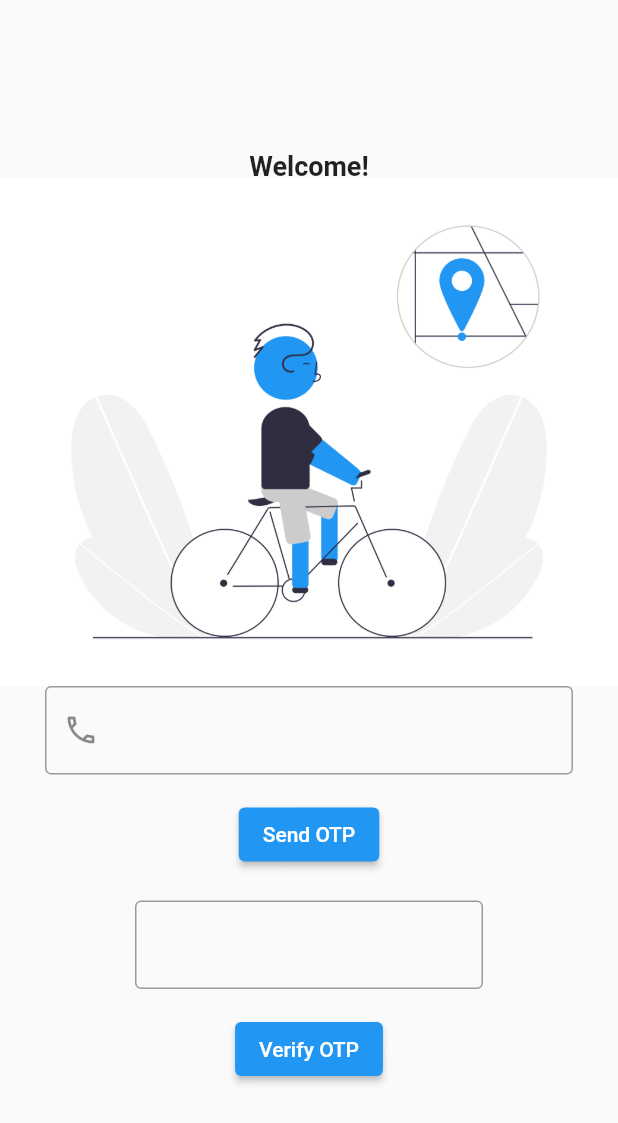
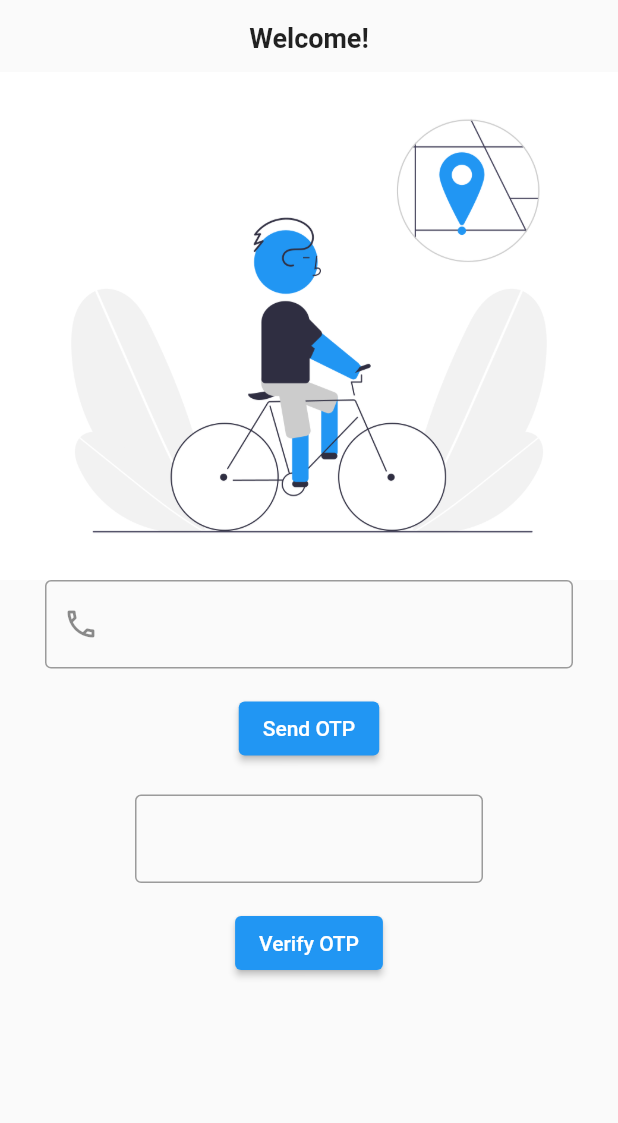
Before and after one commit to Mayuresh-G-Mhatre/public-bicycle-sharing-2, a Flutter app: the DefaultHomeScreen screen opened directly, in the side drawer, after a tap on "Logout", on a phone screen of 412 x 824 dp. Shown: the top 1123 px of the screen. Run offline on Flutter 3.47's test engine with Material 2 defaults, Android fonts, the phone set to English and light mode, and no system bars; our stand-ins replace animated_text_kit, lottie, salomon_bottom_bar, sidebarx.

Commit message:
fixed side bar width issue and improved avatar view

```diff
--- a/lib/screens/home/default_home.dart
+++ b/lib/screens/home/default_home.dart
@@ -1,5 +1,6 @@
+import 'dart:ui';
+
 import 'package:flutter/material.dart';
-import 'package:public_bicycle_sharing/screens/account/account.dart';
 import 'package:public_bicycle_sharing/screens/help/get_help.dart';
 import 'package:public_bicycle_sharing/screens/home/home.dart';
 import 'package:public_bicycle_sharing/screens/login/login.dart';
@@ -25,7 +26,7 @@ class Default_HomePageSScreen extends State<DefaultHomeScreen> {
     const HomeScreen(),
     const WalletScreen(),
     const GetHelpScreen(),
-    const AccountScreen(),
+    const ProfileScreen(),
   ];
 
   // no need of this as added anonymous function in salomon
@@ -74,49 +75,45 @@ class Default_HomePageSScreen extends State<DefaultHomeScreen> {
           ),
         ],
       ),
-      // bottomNavigationBar: BottomNavigationBar(
-      //   backgroundColor: Colors.grey[300],
-      //   elevation: 5,
-      //   currentIndex: _selectedIndex,
-      //   onTap: _onItemTapped,
-      //   showUnselectedLabels: false,
-      //   items: const <BottomNavigationBarItem>[
-      //     BottomNavigationBarItem(
-      //       icon: Icon(Icons.home),
-      //       label: 'Home',
-      //     ),
-      //     BottomNavigationBarItem(
-      //       icon: Icon(Icons.account_circle),
-      //       label: 'Account',
-      //     ),
-      //   ],
-      // ),
       appBar: AppBar(
         title: const Text('WePedL'),
         centerTitle: true,
       ),
       drawer: SidebarX(
+        showToggleButton: false,
+        theme: const SidebarXTheme(
+          width: 200,
+        ),
         headerBuilder: (context, extended) {
-          return const SizedBox(
-            height: 200,
-            child: Padding(
+          return SizedBox(
+            height: 170,
+            child: Column(
+              children: const [
+                Padding(
                   padding: EdgeInsets.all(16.0),
                   child: CircleAvatar(
-                radius: 70,
+                    radius: 50,
+                    // implement avatar choosing //
                     backgroundImage: AssetImage('assets/pp.jpg'),
                   ),
                 ),
+                SizedBox(
+                  height: 5.0,
+                ),
+                // get username from database //
+                Text('John Wick',
+                    style: TextStyle(
+                      fontWeight: FontWeight.bold,
+                    )),
+              ],
+            ),
           );
         },
-        headerDivider: const Divider(
-          indent: 5.0,
-          endIndent: 5.0,
-        ),
         controller: SidebarXController(selectedIndex: 0, extended: true),
         items: [
           SidebarXItem(
             icon: Icons.not_listed_location,
-            label: 'Ride History',
+            label: '  Ride History',
             onTap: () {
               Navigator.of(context).push(
                 MaterialPageRoute(
@@ -127,7 +124,7 @@ class Default_HomePageSScreen extends State<DefaultHomeScreen> {
           ),
           SidebarXItem(
             icon: Icons.group_add,
-            label: 'Refer & Earn',
+            label: '  Refer & Earn',
             onTap: () {
               Navigator.of(context).push(
                 MaterialPageRoute(
@@ -138,7 +135,7 @@ class Default_HomePageSScreen extends State<DefaultHomeScreen> {
           ),
           SidebarXItem(
             icon: Icons.settings,
-            label: 'Settings',
+            label: '  Settings',
             onTap: () {
               Navigator.of(context).push(
                 MaterialPageRoute(
@@ -150,11 +147,14 @@ class Default_HomePageSScreen extends State<DefaultHomeScreen> {
         ],
         footerBuilder: (context, extended) {
           return SizedBox(
+            child: Padding(
+              padding: const EdgeInsets.all(20.0),
               child: TextButton.icon(
                 style: const ButtonStyle(
                   backgroundColor: MaterialStatePropertyAll<Color>(Colors.blue),
                 ),
                 onPressed: () {
+                  // logic for logout and disconnect from firebase //
                   Navigator.of(context).pushReplacement(
                     MaterialPageRoute(
                       builder: (context) => const LoginScreen(),
@@ -174,82 +174,10 @@ class Default_HomePageSScreen extends State<DefaultHomeScreen> {
                   ),
                 ),
               ),
+            ),
           );
         },
       ),
-      // drawer: Drawer(
-      //   child: Column(
-      //     children: <Widget>[
-      //       const UserAccountsDrawerHeader(
-      //         currentAccountPicture: CircleAvatar(
-      //           backgroundImage: AssetImage('assets/pp.jpg'),
-      //         ),
-      //         accountName: Text('John Wick'),
-      //         accountEmail: Text('johnwick@gmail.com'),
-      //       ),
-      //       ListTile(
-      //         leading: const Icon(Icons.person),
-      //         title: const Text('Profile'),
-      //         onTap: () {
-      //           // navigate to profile screen
-      //           Navigator.of(context).push(
-      //             MaterialPageRoute(
-      //               builder: (context) => const ProfileScreen(),
-      //             ),
-      //           );
-      //         },
-      //       ),
-      //       ListTile(
-      //         leading: const Icon(Icons.account_balance_wallet),
-      //         title: const Text('Wallet'),
-      //         onTap: () {
-      //           // navigate to wallet screen
-      //           Navigator.of(context).push(
-      //             MaterialPageRoute(
-      //               builder: (context) => const WalletScreen(),
-      //             ),
-      //           );
-      //         },
-      //       ),
-      //       ListTile(
-      //         leading: const Icon(Icons.pedal_bike_rounded),
-      //         title: const Text('Ride History'),
-      //         onTap: () {
-      //           // navigate to history screen
-      //           Navigator.of(context).push(
-      //             MaterialPageRoute(
-      //               builder: (context) => const HistoryScreen(),
-      //             ),
-      //           );
-      //         },
-      //       ),
-      //       ListTile(
-      //         leading: const Icon(Icons.person_add_alt),
-      //         title: const Text('Refer'),
-      //         onTap: () {
-      //           // navigate to refer screen
-      //           Navigator.of(context).push(
-      //             MaterialPageRoute(
-      //               builder: (context) => const ReferScreen(),
-      //             ),
-      //           );
-      //         },
-      //       ),
-      //       ListTile(
-      //         leading: const Icon(Icons.settings),
-      //         title: const Text('Settings'),
-      //         onTap: () {
-      //           // navigate to settings screen
-      //           Navigator.of(context).push(
-      //             MaterialPageRoute(
-      //               builder: (context) => const SettingsScreen(),
-      //             ),
-      //           );
-      //         },
-      //       ),
-      //     ],
-      //   ),
-      // ),
       // logic for routing navigation bar tabs
       body: Center(
         child: _pages.elementAt(_selectedIndex),
--- a/lib/screens/login/login.dart
+++ b/lib/screens/login/login.dart
@@ -27,15 +27,18 @@ class _LoginScreenState extends State<LoginScreen> {
     return Scaffold(
       body: Center(
         child: Column(
-          mainAxisAlignment: MainAxisAlignment.center,
+          mainAxisAlignment: MainAxisAlignment.start,
           children: <Widget>[
-            const SizedBox(
+            const Padding(
+              padding: EdgeInsets.all(15.0),
+              child: SizedBox(
                 height: 18.0,
                 child: Text(
                   'Welcome!',
                   style: TextStyle(
                     fontWeight: FontWeight.bold,
                     fontSize: 18.0,
+                  ),
                 ),
               ),
             ),
```
Also changed, not shown: lib/screens/account/account.dart (deleted, +0 -19 lines), lib/screens/profile/profile.dart (+2 -5 lines). Lines whose indentation alone changed are shown as unchanged.
